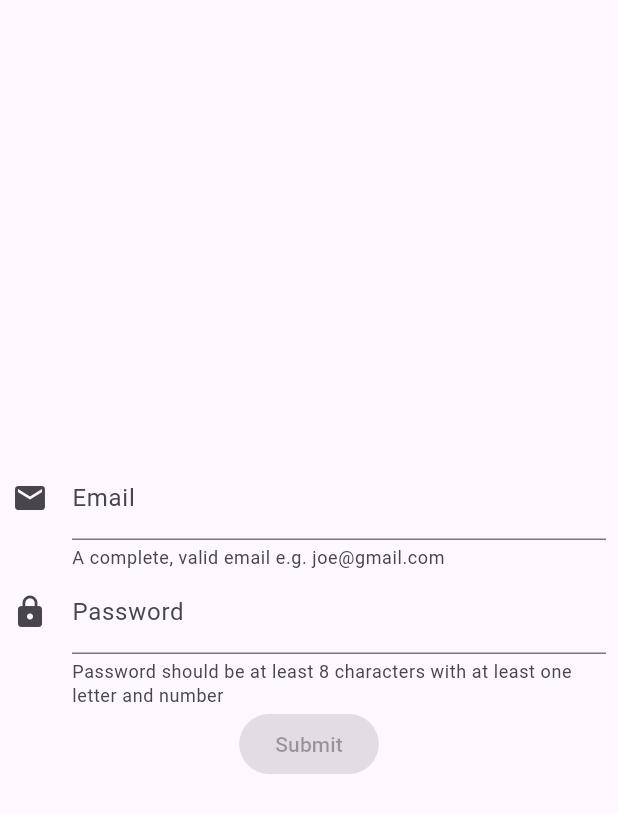
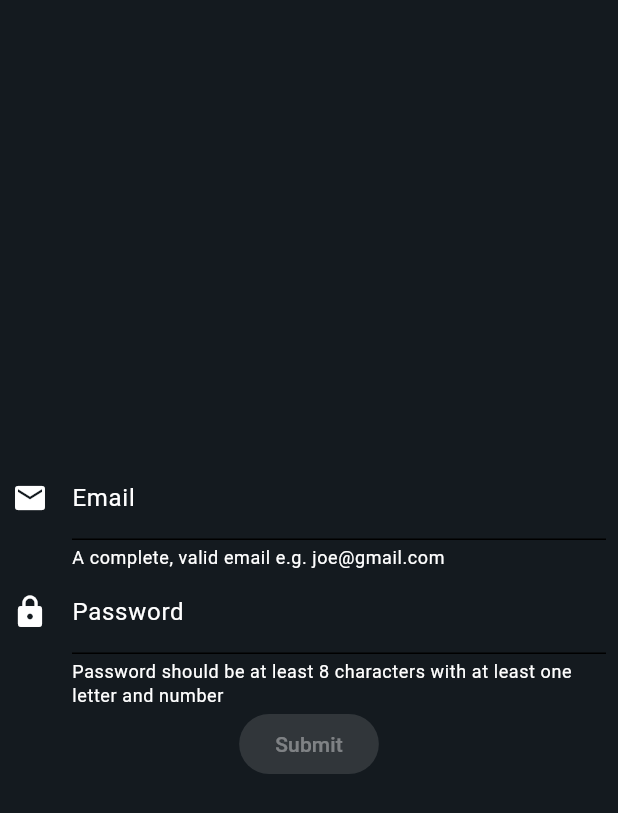
Before and after one commit to axiftaj/Flutter-Bloc-Clean-Coding, a Flutter app: the screen it shows after launch, on a phone screen of 412 x 824 dp. Shown: the top 813 px of the screen. Run offline on Flutter 3.47's test engine with Material 3 defaults, Android fonts, the phone set to English and light mode, and no system bars; our stand-ins replace bloc, cached_network_image, equatable, flutter_bloc, flutter_secure_storage, formz and 3 more; generated files the repository leaves out were written again.

Commit message:
theme added

```diff
--- /dev/null
+++ b/lib/configs/themes/dark_theme.dart
@@ -0,0 +1,60 @@
+import 'package:flutter/material.dart';
+
+import 'themes.dart';
+
+ThemeData darkTheme = ThemeData.dark().copyWith(
+    appBarTheme: AppBarTheme(
+        toolbarTextStyle: ThemeData.light().textTheme.headline2!.copyWith(
+            fontFamily: ThemeConfig.pangramRegular,
+            color: Colors.white,
+            fontWeight: FontWeight.w500),
+        iconTheme: const IconThemeData(
+          color: Colors.white,
+        )),
+    textSelectionTheme: const TextSelectionThemeData(cursorColor: Colors.white),
+    backgroundColor: const Color(0xff202934),
+    textTheme: ThemeData.dark().textTheme.copyWith(
+          subtitle1: ThemeData.dark().textTheme.subtitle1!.copyWith(
+              fontFamily: ThemeConfig.pangramRegular, color: Colors.white),
+          subtitle2: ThemeData.dark().textTheme.subtitle2!.copyWith(
+              fontFamily: ThemeConfig.pangramRegular,
+              color: Colors.white.withOpacity(.5)),
+          headline1: const TextStyle(
+            color: Colors.white,
+          ),
+          headline2: const TextStyle(
+              fontFamily: ThemeConfig.pangramRegular,
+              color: Colors.white,
+              fontWeight: FontWeight.w400),
+
+      headline4: ThemeData.dark().textTheme.bodyText2!.copyWith(
+          fontFamily: ThemeConfig.pangramMedium ,
+          color: ThemeConfig.textColor6B698E ),
+
+          headline3: ThemeData.light()
+              .textTheme
+              .headline3!
+              .copyWith(color: Colors.white),
+        bodyText2: ThemeData.dark().textTheme.bodyText2!.copyWith(
+            fontFamily: ThemeConfig.pangramLight ,
+            color: ThemeConfig.textColorBCBFC2 ),
+        ),
+
+    radioTheme: RadioThemeData(
+      fillColor: MaterialStateColor.resolveWith(
+          (states) => Colors.white.withOpacity(.3)),
+    ),
+    colorScheme: const ColorScheme.dark().copyWith(
+        secondary: const Color(0xff73777a),
+        primary: Colors.white,
+        onPrimary: const Color(0xffA0A0A0),
+        outline: Colors.black,
+        onBackground: const Color(0xff202934),
+        brightness: Brightness.dark,
+        background: const Color(0xff202934),
+        primaryContainer: const Color(0xff2d3236),
+        onPrimaryContainer: const Color(0xff5a5f62)),
+    progressIndicatorTheme: const ProgressIndicatorThemeData(
+        linearTrackColor: Colors.white, color: ThemeConfig.primaryColor),
+    primaryColor: ThemeConfig.primaryColor,
+    scaffoldBackgroundColor: ThemeConfig.darkBackColor);
--- /dev/null
+++ b/lib/configs/themes/light_theme.dart
@@ -0,0 +1,63 @@
+import 'package:flutter/material.dart';
+import 'package:flutter/services.dart';
+
+import 'themes.dart';
+
+ThemeData lightTheme = ThemeData.light().copyWith(
+    appBarTheme: AppBarTheme(systemOverlayStyle:
+            const SystemUiOverlayStyle(statusBarBrightness: Brightness.light),
+        toolbarTextStyle: ThemeData.light().textTheme.headline2!.copyWith(
+            fontFamily: ThemeConfig.pangramRegular,
+            color: Colors.black,
+            fontWeight: FontWeight.w500),
+        iconTheme: const IconThemeData(
+          color: Colors.black,
+        )),
+
+    colorScheme: ThemeData.light().colorScheme.copyWith(
+        secondary: const Color(0xffa1a1a1),
+        primary: const Color(0xff0F0425),
+        onPrimary: const Color(0xff9694B8),
+        outline: const Color(0xfff0f0f0),
+        onBackground: const Color(0xfff6f8f8),
+        background: const Color(0xffDCE8E8),
+        primaryContainer: Colors.white,
+        onPrimaryContainer: const Color(0xffd8d8da)),
+    textSelectionTheme: const TextSelectionThemeData(cursorColor: Colors.black),
+    scaffoldBackgroundColor: Colors.white,
+    backgroundColor: const Color(0xffF6F8F8),
+    progressIndicatorTheme: const ProgressIndicatorThemeData(
+        linearTrackColor: Color(0xffECEAEA), color: ThemeConfig.primaryColor),
+    primaryColor: ThemeConfig.primaryColor,
+    radioTheme: RadioThemeData(
+      fillColor: MaterialStateColor.resolveWith(
+        (states) => Colors.black.withOpacity(.4),
+      ),
+    ),
+    textTheme: ThemeData.light().textTheme.copyWith(
+          // titleSmall: ThemeData.light().textTheme.titleSmall!.copyWith(
+          //     fontFamily: ThemeConfig.pangramRegular,
+          //     color: const Color(0xff999999)),
+          subtitle1: ThemeData.light().textTheme.subtitle1!.copyWith(
+              fontFamily: ThemeConfig.pangramRegular,
+              color: const Color(0xff151152)),
+          subtitle2: ThemeData.light().textTheme.subtitle2!.copyWith(
+              fontFamily: ThemeConfig.pangramRegular,
+              color: const Color(0xff6B698E)),
+          headline1: const TextStyle(
+            fontFamily: ThemeConfig.pangramRegular,
+            color: ThemeConfig.textColo151152,
+          ),
+          headline2: const TextStyle(
+              fontFamily: ThemeConfig.pangramRegular,
+              color: Colors.black,
+              fontWeight: FontWeight.w400),
+          headline3: ThemeData.light()
+              .textTheme
+              .headline3!
+              .copyWith(color: const Color(0xff0F0425)),
+        headline4: ThemeData.light().textTheme.bodyText2!.copyWith(fontFamily: ThemeConfig.pangramMedium ,color: ThemeConfig.textColor6B698E ),
+
+        bodyText2: ThemeData.light().textTheme.bodyText2!.copyWith(fontFamily: ThemeConfig.pangramRegular ,color: ThemeConfig.textColor6B698E )
+
+        ));
--- /dev/null
+++ b/lib/configs/themes/theme_config.dart
@@ -0,0 +1,38 @@
+import 'package:flutter/material.dart';
+
+class ThemeConfig {
+
+  static const primaryColor = Color(0xff115CCD);
+  static const darkBackColor = Color(0xff141A1F);
+
+  static const textColo151152 = Color(0xff151152);
+  static const dividerColor = Color(0xffECEAEA);
+  static const borderColorLight = Color(0xff151152);
+  static const borderColorDark = Color(0xffFEFEFE);
+
+  static const textColorBCBFC2 = Color(0xffBCBFC2);
+  static const textColor6B698E = Color(0xff6B698E);
+
+  static const alertColorFE373D = Color(0xffFE373D);
+  static const textColorEFECEC = Color(0xffEFECEC);
+  static const textColorFAFAFA = Color(0xffFAFAFA);
+
+  static const textColor141A1F = Color(0xff141A1F);
+  static const textColor202934 = Color(0xff202934);
+
+  static const textColor151152 = Color(0xff151152);
+  static const textColorF6F8F8 = Color(0xffF6F8F8);
+  static const textColor0F0425 = Color(0xff0F0425);
+
+  static const textColor808080 = Color(0xff808080);
+  static const textColorDCE8E8 = Color(0xffDCE8E8);
+  static const textColor37C9EE = Color(0xff37C9EE);
+
+  /// fonts family
+  static const pangramRegular = 'Pangram Regular';
+  static const pangramMedium = 'Pangram Medium';
+  static const pangramBold = 'Pangram Bold';
+  static const pangramExtraBold = 'Pangram Extra Bold';
+  static const pangramLight = 'Pangram Light';
+
+}
--- /dev/null
+++ b/lib/configs/themes/themes.dart
@@ -0,0 +1,3 @@
+export 'dark_theme.dart';
+export 'light_theme.dart';
+export 'theme_config.dart';
--- a/lib/main.dart
+++ b/lib/main.dart
@@ -11,6 +11,8 @@ import 'configs/routes/routes.dart';
 import 'configs/routes/routes_name.dart';
 import 'package:flutter_localizations/flutter_localizations.dart';
 import 'package:flutter_gen/gen_l10n/app_localizations.dart';
+import 'configs/themes/dark_theme.dart';
+import 'configs/themes/light_theme.dart';
 
 // GetIt is a package used for service locator or to manage dependency injection
 GetIt getIt = GetIt.instance;
@@ -37,11 +39,10 @@ class MyApp extends StatelessWidget {
       ],
       child: MaterialApp(
         title: 'Flutter Demo',
-        theme: ThemeData(
+        themeMode: ThemeMode.dark,
+        theme: lightTheme,
+        darkTheme: darkTheme,
 
-          colorScheme: ColorScheme.fromSeed(seedColor: Colors.deepPurple),
-          useMaterial3: true,
-        ),
         localizationsDelegates: const [
           AppLocalizations.delegate,
           GlobalMaterialLocalizations.delegate,
```
